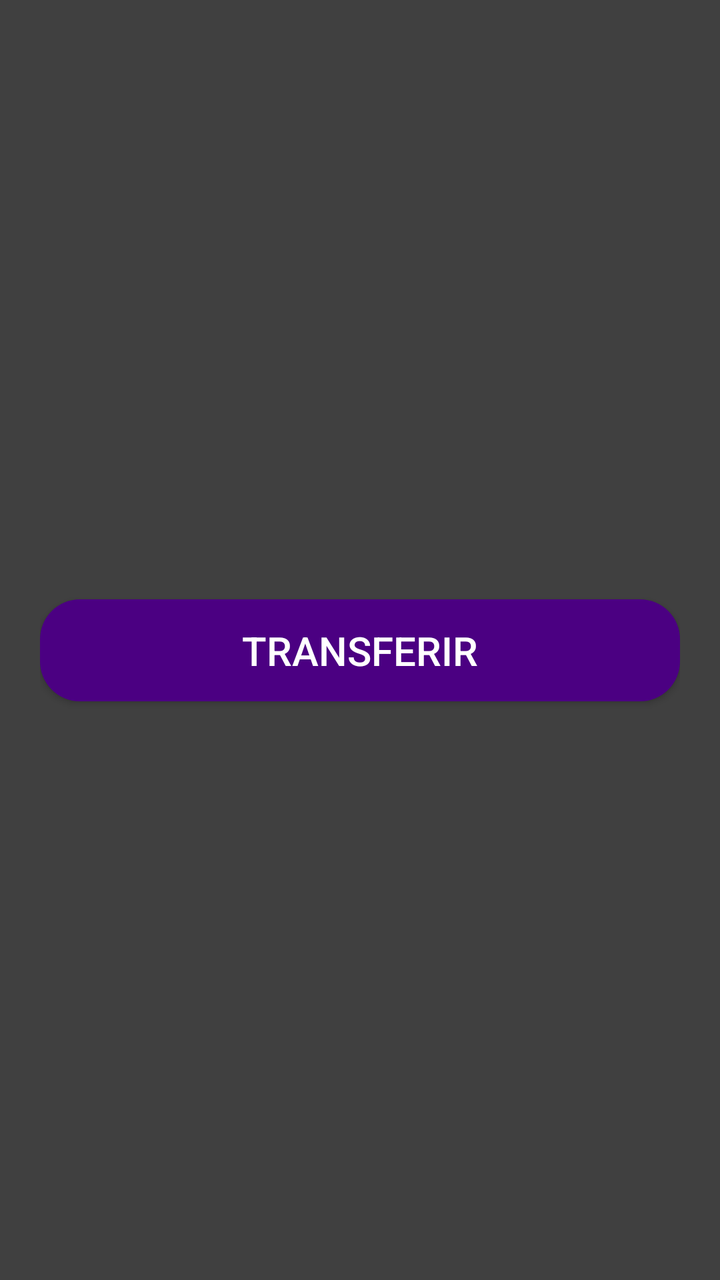
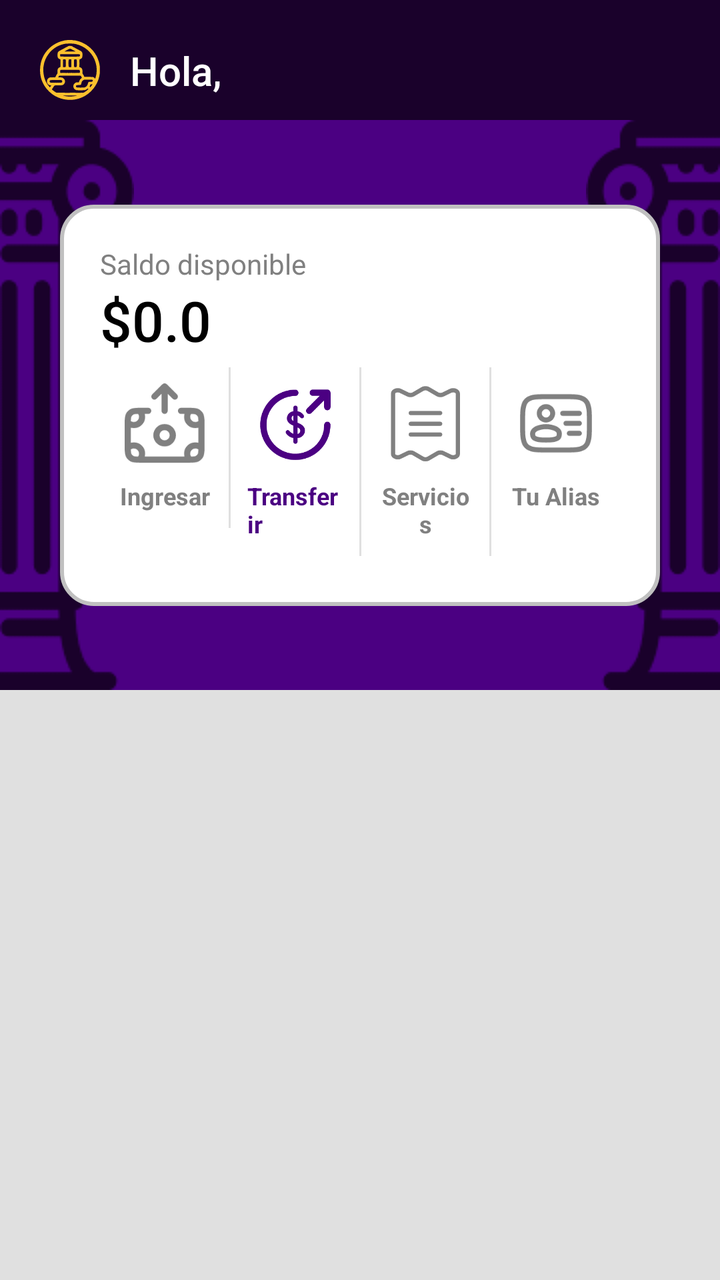

Compare the two renders of this Android layout. The source of the first and the diff that turns it into the second are given below.
<!-- AndroidManifest.xml: application theme Theme.Kharon -->
<!-- res/layout/activity_inicio.xml -->
<?xml version="1.0" encoding="utf-8"?>
<androidx.constraintlayout.widget.ConstraintLayout xmlns:android="http://schemas.android.com/apk/res/android"
    xmlns:app="http://schemas.android.com/apk/res-auto"
    xmlns:tools="http://schemas.android.com/tools"
    android:id="@+id/inicio"
    android:layout_width="match_parent"
    android:layout_height="match_parent"
    android:background="@color/grisOscuro"
    tools:context=".views.Inicio">

    <androidx.constraintlayout.widget.ConstraintLayout
        android:layout_width="0dp"
        android:layout_height="0dp"
        android:padding="20dp"
        app:layout_constraintTop_toTopOf="parent"
        app:layout_constraintBottom_toBottomOf="parent"
        app:layout_constraintStart_toStartOf="parent"
        app:layout_constraintEnd_toEndOf="parent">

        <Button
            style="@style/TituloMediano"
            android:id="@+id/btnTransferirV"
            android:layout_width="0dp"
            android:layout_height="wrap_content"
            android:text="TRANSFERIR"
            android:layout_marginTop="10dp"
            android:background="@drawable/button"
            android:textColor="@color/white"
            app:layout_constraintBottom_toBottomOf="parent"
            app:layout_constraintEnd_toEndOf="parent"
            app:layout_constraintStart_toStartOf="parent"
            app:layout_constraintTop_toTopOf="parent"
            />

    </androidx.constraintlayout.widget.ConstraintLayout>

</androidx.constraintlayout.widget.ConstraintLayout>
<!-- resources referenced by this layout -->
<resources>
  <color name="grisOscuro">#404040</color>
  <color name="white">#FFFFFFFF</color>
  <!-- drawable button (drawable) -->
  <?xml version="1.0" encoding="utf-8"?>
  <shape xmlns:android="http://schemas.android.com/apk/res/android">
      <solid android:color="@color/indigo" />
      <corners android:radius="20dp" />
      <padding
          android:left="16dp"
          android:top="12dp"
          android:right="16dp"
          android:bottom="12dp"
          />
  </shape>
  <style name="TituloMediano">
          <item name="android:textSize">20sp</item>
          <item name="android:fontFamily">sans-serif-medium</item>
      </style>
  <style name="Theme.Kharon" parent="Base.Theme.Kharon" />
  <color name="indigo">#4B0082</color>
  <style name="Base.Theme.Kharon" parent="Theme.Material3.DayNight.NoActionBar">
          
          
      </style>
</resources>

<!-- the commit's change to res/layout/activity_inicio.xml (unified diff, before → after) -->
@@ -5,33 +5,336 @@
     android:id="@+id/inicio"
     android:layout_width="match_parent"
     android:layout_height="match_parent"
-    android:background="@color/grisOscuro"
+    android:background="@color/grisClaro"
     tools:context=".views.Inicio">
 
+    
     <androidx.constraintlayout.widget.ConstraintLayout
+        android:id="@+id/toolbarContainer"
         android:layout_width="0dp"
-        android:layout_height="0dp"
-        android:padding="20dp"
+        android:layout_height="wrap_content"
+        android:paddingHorizontal="20dp"
+        android:paddingTop="20dp"
+        android:paddingBottom="10dp"
         app:layout_constraintTop_toTopOf="parent"
-        app:layout_constraintBottom_toBottomOf="parent"
         app:layout_constraintStart_toStartOf="parent"
-        app:layout_constraintEnd_toEndOf="parent">
-
-        <Button
-            style="@style/TituloMediano"
-            android:id="@+id/btnTransferirV"
+        app:layout_constraintEnd_toEndOf="parent"
+        android:background="@color/indigoOscuro"
+        >
+
+        <androidx.constraintlayout.widget.ConstraintLayout
+            android:id="@+id/toolbarMenu"
             android:layout_width="0dp"
             android:layout_height="wrap_content"
-            android:text="TRANSFERIR"
-            android:layout_marginTop="10dp"
-            android:background="@drawable/button"
-            android:textColor="@color/white"
+            app:layout_constraintEnd_toEndOf="parent"
+            app:layout_constraintStart_toStartOf="parent"
+            app:layout_constraintTop_toTopOf="parent"
+            >
+            <ImageView
+                android:id="@+id/backBtnToolbarMenu"
+                android:layout_width="30dp"
+                android:layout_height="30dp"
+                android:src="@drawable/kharon_logo"
+                app:tint="#FBC02D"
+                app:layout_constraintStart_toStartOf="parent"
+                app:layout_constraintEnd_toStartOf="@id/backBtnToolbarMenu"
+                app:layout_constraintTop_toTopOf="parent"
+                app:layout_constraintBottom_toBottomOf="parent"
+                />
+            <TextView
+                style="@style/TituloMediano"
+                android:id="@+id/tituloToolbarMenu"
+                android:layout_width="0dp"
+                android:layout_height="wrap_content"
+                android:text="Hola, "
+                app:layout_constraintEnd_toEndOf="parent"
+                app:layout_constraintStart_toEndOf="@id/backBtnToolbarMenu"
+                app:layout_constraintTop_toTopOf="parent"
+                app:layout_constraintBottom_toBottomOf="parent"
+                android:textColor="@color/white"
+                android:layout_marginStart="15dp"
+
+                />
+
+        </androidx.constraintlayout.widget.ConstraintLayout>
+
+
+    </androidx.constraintlayout.widget.ConstraintLayout>
+
+    
+
+    <androidx.constraintlayout.widget.ConstraintLayout
+        android:id="@+id/saldoContainer"
+        android:layout_width="0dp"
+        android:layout_height="wrap_content"
+        android:background="@color/indigo"
+        app:layout_constraintEnd_toEndOf="parent"
+        app:layout_constraintHorizontal_bias="1.0"
+        app:layout_constraintStart_toStartOf="parent"
+        app:layout_constraintTop_toBottomOf="@id/toolbarContainer">
+
+        <ImageView
+            android:id="@+id/columnaDerecha"
+            android:layout_width="wrap_content"
+            android:layout_height="wrap_content"
+            android:src="@drawable/columna"
+            app:layout_constraintEnd_toEndOf="parent"
+            app:layout_constraintTop_toTopOf="parent" />
+
+        <ImageView
+            android:id="@+id/columnaIzquierda"
+            android:layout_width="wrap_content"
+            android:layout_height="wrap_content"
+            android:scaleX="-1"
+            android:src="@drawable/columna"
+            app:layout_constraintStart_toStartOf="parent"
+            app:layout_constraintTop_toTopOf="parent" />
+
+        
+        <androidx.constraintlayout.widget.ConstraintLayout
+            android:id="@+id/saldoCard"
+            android:layout_width="0dp"
+            android:layout_height="wrap_content"
+            android:layout_margin="30dp"
+            android:background="@drawable/card"
+            android:padding="20dp"
             app:layout_constraintBottom_toBottomOf="parent"
             app:layout_constraintEnd_toEndOf="parent"
             app:layout_constraintStart_toStartOf="parent"
-            app:layout_constraintTop_toTopOf="parent"
-            />
+            app:layout_constraintTop_toTopOf="parent">
+
+            <TextView
+                android:id="@+id/labelSaldo"
+                android:layout_width="wrap_content"
+                android:layout_height="wrap_content"
+                android:text="Saldo disponible"
+                android:textColor="@color/grisIntermedio"
+                app:layout_constraintBottom_toTopOf="@id/saldo"
+                app:layout_constraintStart_toStartOf="parent"
+                app:layout_constraintTop_toTopOf="parent" />
+
+            <TextView
+                android:id="@+id/saldo"
+                style="@style/TituloGrande"
+                android:layout_width="wrap_content"
+                android:layout_height="wrap_content"
+                android:text="$0.0"
+                android:textColor="@color/black"
+                app:layout_constraintStart_toStartOf="parent"
+                app:layout_constraintTop_toBottomOf="@id/labelSaldo" />
+
+            
+            <androidx.constraintlayout.widget.ConstraintLayout
+                android:id="@+id/btnSaldoContainer"
+                android:layout_width="0dp"
+                android:layout_height="wrap_content"
+                android:paddingVertical="5dp"
+                app:layout_constraintBottom_toBottomOf="parent"
+                app:layout_constraintEnd_toEndOf="parent"
+                app:layout_constraintStart_toStartOf="parent"
+                app:layout_constraintTop_toBottomOf="@id/saldo">
+
+                
+                <androidx.constraintlayout.widget.ConstraintLayout
+                    android:id="@+id/btnIngresar"
+                    android:layout_width="0dp"
+                    android:layout_height="wrap_content"
+                    android:clickable="true"
+                    android:focusable="true"
+                    android:padding="8dp"
+                    android:background="?attr/selectableItemBackgroundBorderless"
+                    app:layout_constraintEnd_toStartOf="@id/divider1"
+                    app:layout_constraintStart_toStartOf="parent"
+                    app:layout_constraintTop_toTopOf="parent">
+
+                    <ImageView
+                        android:id="@+id/imgIngresar"
+                        android:layout_width="40dp"
+                        android:layout_height="40dp"
+                        android:contentDescription="Ingresar"
+                        android:src="@drawable/ingresar"
+                        app:tint="@color/grisIntermedio"
+                        app:layout_constraintTop_toTopOf="parent"
+                        app:layout_constraintStart_toStartOf="parent"
+                        app:layout_constraintEnd_toEndOf="parent" />
+
+                    <TextView
+                        android:id="@+id/labelIngresar"
+                        android:layout_width="wrap_content"
+                        android:layout_height="wrap_content"
+                        android:layout_marginTop="8dp"
+                        android:text="Ingresar"
+                        android:textColor="@color/grisIntermedio"
+                         android:textSize="12sp"                        android:textStyle="bold"
+                        app:layout_constraintEnd_toEndOf="@id/imgIngresar"
+                        app:layout_constraintStart_toStartOf="@id/imgIngresar"
+                        app:layout_constraintTop_toBottomOf="@id/imgIngresar" />
+                </androidx.constraintlayout.widget.ConstraintLayout>
+
+                
+                <View
+                    android:id="@+id/divider1"
+                    android:layout_width="1dp"
+                    android:layout_height="0dp"
+                    android:background="@color/grisClaro"
+                    app:layout_constraintTop_toTopOf="@id/btnIngresar"
+                    app:layout_constraintBottom_toBottomOf="@id/btnIngresar"
+                    app:layout_constraintStart_toEndOf="@id/btnIngresar"
+                    app:layout_constraintEnd_toStartOf="@id/btnTransferirV" />
+
+                
+                <androidx.constraintlayout.widget.ConstraintLayout
+                    android:id="@+id/btnTransferirV"
+                    android:layout_width="0dp"
+                    android:layout_height="wrap_content"
+                    android:clickable="true"
+                    android:focusable="true"
+                    android:padding="8dp"
+                    android:background="?attr/selectableItemBackgroundBorderless"
+                    app:layout_constraintEnd_toStartOf="@id/divider2"
+                    app:layout_constraintStart_toEndOf="@id/divider1"
+                    app:layout_constraintTop_toTopOf="parent">
+
+                    <ImageView
+                        android:id="@+id/imgTransferir"
+                        android:layout_width="40dp"
+                        android:layout_height="40dp"
+                        android:contentDescription="Transferir"
+                        android:src="@drawable/transferir"
+                        app:tint="@color/indigo"
+                        app:layout_constraintTop_toTopOf="parent"
+                        app:layout_constraintStart_toStartOf="parent"
+                        app:layout_constraintEnd_toEndOf="parent" />
+
+                    <TextView
+                        android:id="@+id/labelTransferir"
+                        android:layout_width="wrap_content"
+                        android:layout_height="wrap_content"
+                        android:layout_marginTop="8dp"
+                        android:text="Transferir"
+                        android:textColor="@color/indigo"
+                         android:textSize="12sp"                        android:textStyle="bold"
+                        app:layout_constraintEnd_toEndOf="@id/imgTransferir"
+                        app:layout_constraintStart_toStartOf="@id/imgTransferir"
+                        app:layout_constraintTop_toBottomOf="@id/imgTransferir" />
+                </androidx.constraintlayout.widget.ConstraintLayout>
+
+                
+                <View
+                    android:id="@+id/divider2"
+                    android:layout_width="1dp"
+                    android:layout_height="0dp"
+                    android:background="@color/grisClaro"
+                    app:layout_constraintTop_toTopOf="@id/btnTransferirV"
+                    app:layout_constraintBottom_toBottomOf="@id/btnTransferirV"
+                    app:layout_constraintStart_toEndOf="@id/btnTransferirV"
+                    app:layout_constraintEnd_toStartOf="@id/btnPagar" />
+
+                
+                <androidx.constraintlayout.widget.ConstraintLayout
+                    android:id="@+id/btnPagar"
+                    android:layout_width="0dp"
+                    android:layout_height="wrap_content"
+                    android:clickable="true"
+                    android:focusable="true"
+                    android:padding="8dp"
+                    android:background="?attr/selectableItemBackgroundBorderless"
+                    app:layout_constraintEnd_toStartOf="@id/divider3"
+                    app:layout_constraintStart_toEndOf="@id/divider2"
+                    app:layout_constraintTop_toTopOf="parent">
+
+                    <ImageView
+                        android:id="@+id/imgPagar"
+                        android:layout_width="40dp"
+                        android:layout_height="40dp"
+                        android:contentDescription="Servicios"
+                        android:src="@drawable/servicios"
+                        app:tint="@color/grisIntermedio"
+                        app:layout_constraintTop_toTopOf="parent"
+                        app:layout_constraintStart_toStartOf="parent"
+                        app:layout_constraintEnd_toEndOf="parent" />
+
+                    <TextView
+                        android:id="@+id/labelPagar"
+                        android:layout_width="wrap_content"
+                        android:layout_height="wrap_content"
+                        android:layout_marginTop="8dp"
+                        android:text="Servicios"
+                        android:textAlignment="center"
+                        android:textColor="@color/grisIntermedio"
+                         android:textSize="12sp"                        android:textStyle="bold"
+                        app:layout_constraintEnd_toEndOf="@id/imgPagar"
+                        app:layout_constraintStart_toStartOf="@id/imgPagar"
+                        app:layout_constraintTop_toBottomOf="@id/imgPagar" />
+                </androidx.constraintlayout.widget.ConstraintLayout>
+
+                
+                <View
+                    android:id="@+id/divider3"
+                    android:layout_width="1dp"
+                    android:layout_height="0dp"
+                    android:background="@color/grisClaro"
+                    app:layout_constraintTop_toTopOf="@id/btnPagar"
+                    app:layout_constraintBottom_toBottomOf="@id/btnPagar"
+                    app:layout_constraintStart_toEndOf="@id/btnPagar"
+                    app:layout_constraintEnd_toStartOf="@id/btnAlias" />
+
+                
+                <androidx.constraintlayout.widget.ConstraintLayout
+                    android:id="@+id/btnAlias"
+                    android:layout_width="0dp"
+                    android:layout_height="wrap_content"
+                    android:clickable="true"
+                    android:focusable="true"
+                    android:padding="8dp"
+                    android:background="?attr/selectableItemBackgroundBorderless"
+                    app:layout_constraintEnd_toEndOf="parent"
+                    app:layout_constraintStart_toEndOf="@id/divider3"
+                    app:layout_constraintTop_toTopOf="parent">
+
+                    <ImageView
+                        android:id="@+id/imgAlias"
+                        android:layout_width="40dp"
+                        android:layout_height="40dp"
+                        android:contentDescription="Tu alias"
+                        android:src="@drawable/alias"
+                        app:tint="@color/grisIntermedio"
+                        app:layout_constraintTop_toTopOf="parent"
+                        app:layout_constraintStart_toStartOf="parent"
+                        app:layout_constraintEnd_toEndOf="parent" />
+
+                    <TextView
+                        android:id="@+id/labelAlias"
+                        android:layout_width="wrap_content"
+                        android:layout_height="wrap_content"
+                        android:layout_marginTop="8dp"
+                        android:text="Tu Alias"
+                        android:textColor="@color/grisIntermedio"
+                         android:textSize="12sp"                        android:textStyle="bold"
+                        app:layout_constraintEnd_toEndOf="@id/imgAlias"
+                        app:layout_constraintStart_toStartOf="@id/imgAlias"
+                        app:layout_constraintTop_toBottomOf="@id/imgAlias" />
+                </androidx.constraintlayout.widget.ConstraintLayout>
+
+            </androidx.constraintlayout.widget.ConstraintLayout>
+
+        </androidx.constraintlayout.widget.ConstraintLayout>
 
     </androidx.constraintlayout.widget.ConstraintLayout>
 
+
+
+
+
+
+
+
+
+
+
+
+
+
+
+
 </androidx.constraintlayout.widget.ConstraintLayout>
<!-- resource entries referenced after the edit -->
@@ -1,25 +1,34 @@
 <!-- resources referenced by this layout -->
 <resources>
-  <color name="grisOscuro">#404040</color>
+  <color name="black">#FF000000</color>
+  <color name="grisClaro">#E0E0E0</color>
+  <color name="grisIntermedio">#808080</color>
   <color name="white">#FFFFFFFF</color>
-  <!-- drawable button (drawable) -->
+  <!-- drawable alias: vector/xml drawable (drawable, 3861 chars, omitted) -->
+  <!-- drawable card (drawable) -->
   <?xml version="1.0" encoding="utf-8"?>
-  <shape xmlns:android="http://schemas.android.com/apk/res/android">
-      <solid android:color="@color/indigo" />
-      <corners android:radius="20dp" />
-      <padding
-          android:left="16dp"
-          android:top="12dp"
-          android:right="16dp"
-          android:bottom="12dp"
-          />
+  <shape xmlns:android="http://schemas.android.com/apk/res/android"
+      android:shape="rectangle">
+      <corners android:radius="16dp" />
+      <stroke android:width="2dp" android:color="#C0C0C0" />
+      <solid android:color="@color/white" />
   </shape>
+  <!-- drawable columna: png bitmap (drawable, 3223 bytes) -->
+  <!-- drawable ingresar: vector/xml drawable (drawable, 2077 chars, omitted) -->
+  <!-- drawable kharon_logo: vector/xml drawable (drawable, 28910 chars, omitted) -->
+  <!-- drawable servicios: vector/xml drawable (drawable, 2305 chars, omitted) -->
+  <!-- drawable transferir: vector/xml drawable (drawable, 3563 chars, omitted) -->
+  <style name="TituloGrande">
+          <item name="android:textSize">28sp</item>
+          <item name="android:fontFamily">sans-serif-medium</item>
+      </style>
   <style name="TituloMediano">
           <item name="android:textSize">20sp</item>
           <item name="android:fontFamily">sans-serif-medium</item>
       </style>
   <style name="Theme.Kharon" parent="Base.Theme.Kharon" />
   <color name="indigo">#4B0082</color>
+  <color name="indigoOscuro">#1A012B</color>
   <style name="Base.Theme.Kharon" parent="Theme.Material3.DayNight.NoActionBar">
           
           
